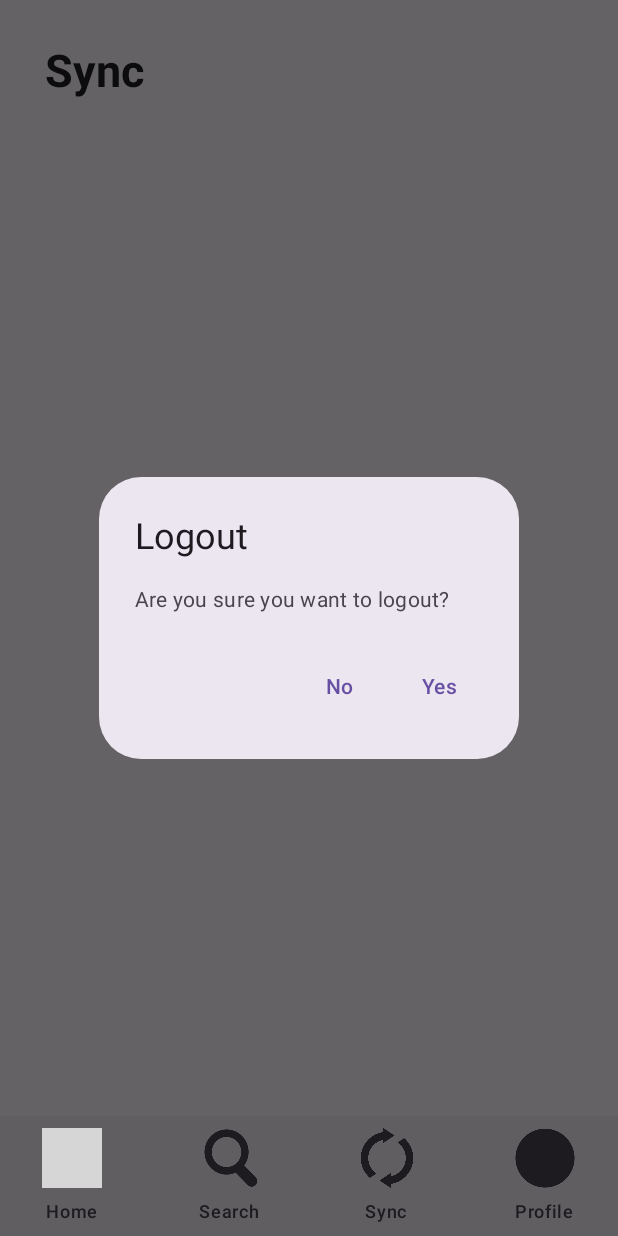
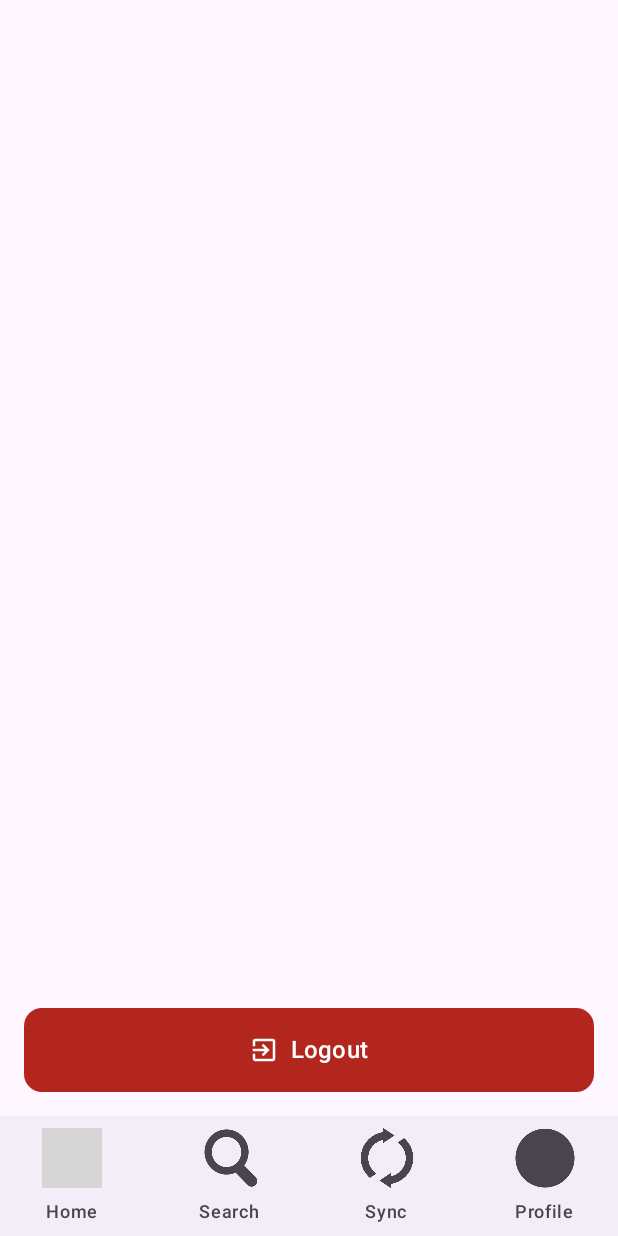
Before and after one commit to hopekcc/summer-intern-2025, an Android app built with Jetpack Compose: the ProfileScreen screen opened through its navigation route, item 4 of the bottom bar chosen, on a phone screen of 412 x 824 dp. Run offline under Robolectric (Android 15) with nearby library versions, the phone set to English and light mode, and no system bars; our stand-ins replace Firebase (no records; nobody signed in at launch, a user with empty details on screens opened directly); grey boxes are pictures that could not be loaded.

Commit message:
logout button on profile screen

```diff
--- a/mobile/chordproapp/app/src/main/java/com/example/chordproapp/MainActivity.kt
+++ b/mobile/chordproapp/app/src/main/java/com/example/chordproapp/MainActivity.kt
@@ -25,6 +25,8 @@ class MainActivity : ComponentActivity() {
         // Initialize Firebase
         FirebaseApp.initializeApp(this)
         auth = FirebaseAuth.getInstance()
+
+        // auth.signOut() // logout to test
 
         setContent {
             var username by remember { mutableStateOf("Hey, User! 👋🏻") }
@@ -58,6 +60,11 @@ class MainActivity : ComponentActivity() {
                         navController = navController,
                         titleText = username,
                         setTitleText = { username = it },
+                        onLogout = {
+                            auth.signOut()
+                            isLoggedIn = false
+                            username = "Hey, User! 👋🏻"
+                        },
                         modifier = Modifier.padding(innerPadding)
                     )
                 }
--- a/mobile/chordproapp/app/src/main/java/com/example/chordproapp/components/BottomBar.kt
+++ b/mobile/chordproapp/app/src/main/java/com/example/chordproapp/components/BottomBar.kt
@@ -17,7 +17,6 @@ fun BottomNavigationBar(
     onLogout: () -> Unit
 ) {
     val items = listOf("home", "search", "sync", "profile")
-    var showLogoutDialog by remember { mutableStateOf(false) }
 
     NavigationBar {
         items.forEach { screen ->
@@ -31,11 +30,7 @@ fun BottomNavigationBar(
             NavigationBarItem(
                 selected = false,
                 onClick = {
-                    if (screen == "profile") {
-                        showLogoutDialog = true
-                    } else {
-                        navController.navigate(screen)
-                    }
+                    navController.navigate(screen)
                 },
                 icon = {
                     Icon(
@@ -58,30 +53,4 @@ fun BottomNavigationBar(
             )
         }
     }
-
-    // Logout Confirmation Dialog
-    if (showLogoutDialog) {
-        AlertDialog(
-            onDismissRequest = { showLogoutDialog = false },
-            title = { Text("Logout") },
-            text = { Text("Are you sure you want to logout?") },
-            confirmButton = {
-                TextButton(
-                    onClick = {
-                        showLogoutDialog = false
-                        onLogout()
-                    }
-                ) {
-                    Text("Yes")
-                }
-            },
-            dismissButton = {
-                TextButton(
-                    onClick = { showLogoutDialog = false }
-                ) {
-                    Text("No")
-                }
-            }
-        )
-    }
 }
--- a/mobile/chordproapp/app/src/main/java/com/example/chordproapp/navigation/Navigation.kt
+++ b/mobile/chordproapp/app/src/main/java/com/example/chordproapp/navigation/Navigation.kt
@@ -1,3 +1,6 @@
+// Add this to your AppNavigation.kt file
+// You'll need to modify your existing AppNavigation composable to include the profile route
+
 package com.example.chordproapp.navigation
 
 import androidx.compose.runtime.Composable
@@ -15,6 +18,7 @@ fun AppNavigation(
     navController: NavHostController,
     titleText: String,
     setTitleText: (String) -> Unit,
+    onLogout: () -> Unit, // ADD THIS PARAMETER
     modifier: Modifier = Modifier
 ) {
     NavHost(
@@ -28,7 +32,11 @@ fun AppNavigation(
             )
         }
         composable("search") { SearchScreen() }
-        composable("profile") { ProfileScreen() }
+        composable("profile") {
+            ProfileScreen(
+                onLogout = onLogout // ADD THIS PARAMETER
+            )
+        }
         composable("sync") { SyncScreen() }
     }
 }
--- a/mobile/chordproapp/app/src/main/java/com/example/chordproapp/screens/ProfileScreen.kt
+++ b/mobile/chordproapp/app/src/main/java/com/example/chordproapp/screens/ProfileScreen.kt
@@ -1,20 +1,91 @@
 package com.example.chordproapp.screens
 
 import androidx.compose.foundation.layout.*
-import androidx.compose.material3.Text
-import androidx.compose.runtime.Composable
+import androidx.compose.foundation.shape.RoundedCornerShape
+import androidx.compose.material.icons.Icons
+import androidx.compose.material.icons.filled.ExitToApp
+import androidx.compose.material3.*
+import androidx.compose.runtime.*
+import androidx.compose.ui.Alignment
 import androidx.compose.ui.Modifier
 import androidx.compose.ui.text.font.FontWeight
 import androidx.compose.ui.unit.dp
 import androidx.compose.ui.unit.sp
+import com.google.firebase.auth.FirebaseAuth
 
+@OptIn(ExperimentalMaterial3Api::class)
 @Composable
-fun ProfileScreen() {
-    Box(
-        modifier = Modifier
+fun ProfileScreen(
+    onLogout: () -> Unit,
+    modifier: Modifier = Modifier
+) {
+    var showLogoutDialog by remember { mutableStateOf(false) }
+
+    Column(
+        modifier = modifier
             .fillMaxSize()
-            .padding(30.dp)
+            .padding(16.dp),
+        horizontalAlignment = Alignment.CenterHorizontally,
+        verticalArrangement = Arrangement.Bottom
     ) {
-        Text("Profile", fontSize = 30.sp, fontWeight = FontWeight.Bold)
+        // Logout Button
+        Button(
+            onClick = { showLogoutDialog = true },
+            modifier = Modifier
+                .fillMaxWidth()
+                .height(56.dp),
+            colors = ButtonDefaults.buttonColors(
+                containerColor = MaterialTheme.colorScheme.error
+            ),
+            shape = RoundedCornerShape(12.dp)
+        ) {
+            Icon(
+                imageVector = Icons.Default.ExitToApp,
+                contentDescription = "Logout",
+                modifier = Modifier.size(20.dp)
+            )
+            Spacer(modifier = Modifier.width(8.dp))
+            Text(
+                text = "Logout",
+                fontSize = 16.sp,
+                fontWeight = FontWeight.Medium
+            )
+        }
+    }
+
+    // Logout Confirmation Dialog
+    if (showLogoutDialog) {
+        AlertDialog(
+            onDismissRequest = { showLogoutDialog = false },
+            title = {
+                Text(
+                    text = "Logout",
+                    fontWeight = FontWeight.Bold
+                )
+            },
+            text = {
+                Text("Are you sure you want to logout from your account?")
+            },
+            confirmButton = {
+                Button(
+                    onClick = {
+                        showLogoutDialog = false
+                        onLogout()
+                    },
+                    colors = ButtonDefaults.buttonColors(
+                        containerColor = MaterialTheme.colorScheme.error
+                    )
+                ) {
+                    Text("Logout")
+                }
+            },
+            dismissButton = {
+                TextButton(
+                    onClick = { showLogoutDialog = false }
+                ) {
+                    Text("Cancel")
+                }
+            }
+        )
     }
 }
```
